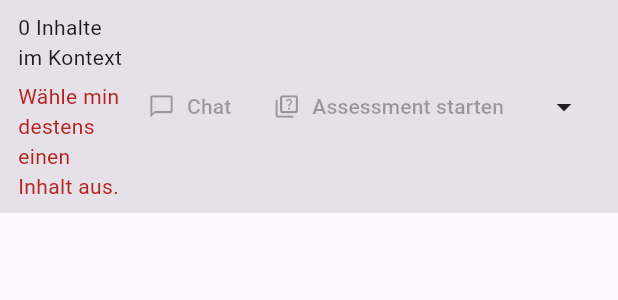
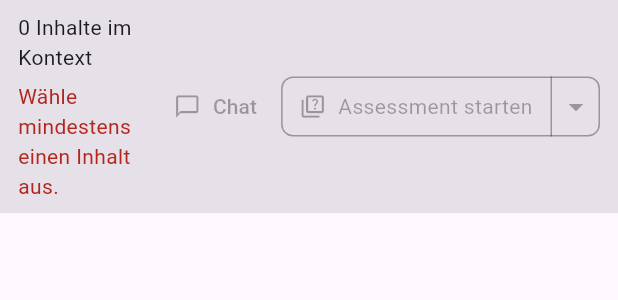
Before and after one commit to mmaelicke/learn-script, a Flutter app: the _SelectionBar widget shown alone on an empty page, opened directly with empty values, on a phone screen of 412 x 824 dp. Shown: the top 300 px of the screen. Run offline on Flutter 3.47's test engine with Material 3 defaults, Android fonts, the phone set to English and light mode, and no system bars; our stand-ins replace flutter_secure_storage, image_picker, pocketbase, reorderables; accounts and stored records are empty.

Commit message:
Fix split button UI, 70% fallback, and nextInt(0) crash on Flutter web
- _SelectionBar: Replace loose TextButton+PopupMenuButton with a proper
  split button (outlined DecoratedBox, IntrinsicHeight row, VerticalDivider,
  InkWell for the main action, PopupMenuButton for the dropdown arrow).
  Disabled state colours the border/text/icon with 38% opacity.

- defaultKindForSelection: Also count items that have an ended *learn*
  session as "past assessment". This covers legacy sessions where
  sessionKind was null (defaults to learn) even though the session was
  really an assessment, fixing the 70% threshold not auto-switching.

- quiz_service.dart _newRequestId: Replace `_rng.nextInt(1 << 32)` with
  `_rng.nextInt(1 << 30)`. On Flutter web (dart2js) the runtime helper for
  `<<` returns 0 for shifts ≥ 32, making nextInt(0) throw
  "RangeError: max must be in range 0 < max ≤ 2^32, was 0" whenever a
  new quiz question was requested.

Co-Authored-By: Claude Sonnet 4.6 <noreply@anthropic.com>

```diff
--- a/app/lib/quiz/quiz_leaf_progress.dart
+++ b/app/lib/quiz/quiz_leaf_progress.dart
@@ -113,8 +113,11 @@ QuizSessionKind? nextKindForSingleLeaf(
 
 /// Default session kind for a multi-item selection based on the 70% threshold.
 ///
-/// Returns [QuizSessionKind.learn] when ≥ 70% of the selected items already
-/// have an ended assessment session; otherwise [QuizSessionKind.assessment].
+/// Returns [QuizSessionKind.learn] when ≥ 70% of the selected items have
+/// passed the assessment stage. An item is counted as assessed when it has an
+/// ended assessment session OR an ended learn session (the latter implies
+/// assessment was completed first, and also handles legacy sessions where
+/// [QuizSession.sessionKind] was null and defaults to learn).
 QuizSessionKind defaultKindForSelection(
   List<String> ids,
   List<QuizSession> sessions,
@@ -122,7 +125,10 @@ QuizSessionKind defaultKindForSelection(
   if (ids.isEmpty) {
     return QuizSessionKind.assessment;
   }
-  final assessed = ids.where((id) => hasEndedAssessment(id, sessions)).length;
+  final assessed = ids
+      .where((id) =>
+          hasEndedAssessment(id, sessions) || hasEndedLearn(id, sessions))
+      .length;
   return assessed / ids.length >= 0.7
       ? QuizSessionKind.learn
       : QuizSessionKind.assessment;
--- a/app/lib/quiz/quiz_service.dart
+++ b/app/lib/quiz/quiz_service.dart
@@ -280,7 +280,9 @@ class QuizService {
 
   static String _newRequestId(String prefix) {
     final ms = DateTime.now().microsecondsSinceEpoch;
-    final r = _rng.nextInt(1 << 32);
+    // 1 << 32 evaluates to 0 on Flutter web (dart2js 32-bit shift); use a
+    // safe bound instead.
+    final r = _rng.nextInt(1 << 30);
     return '$prefix-$ms-$r';
   }
 }
--- a/app/lib/screens/subject_workspace_screen.dart
+++ b/app/lib/screens/subject_workspace_screen.dart
@@ -783,8 +783,11 @@ class _SelectionBarState extends State<_SelectionBar> {
     final label = _selectedKind == QuizSessionKind.assessment
         ? 'Assessment starten'
         : 'Lernen starten';
+    final scheme = Theme.of(context).colorScheme;
+    final buttonColor =
+        canStart ? scheme.primary : scheme.onSurface.withValues(alpha: 0.38);
     return Material(
-      color: Theme.of(context).colorScheme.surfaceContainerHighest,
+      color: scheme.surfaceContainerHighest,
       child: Padding(
         padding: const EdgeInsets.fromLTRB(12, 8, 12, 8),
         child: Row(
@@ -801,9 +804,7 @@ class _SelectionBarState extends State<_SelectionBar> {
                       message: warning,
                       child: Text(
                         warning,
-                        style: TextStyle(
-                          color: Theme.of(context).colorScheme.error,
-                        ),
+                        style: TextStyle(color: scheme.error),
                       ),
                     ),
                 ],
@@ -814,25 +815,75 @@ class _SelectionBarState extends State<_SelectionBar> {
               icon: const Icon(Icons.chat_bubble_outline),
               label: const Text('Chat'),
             ),
+            // GitHub-style split button: main action + dropdown in one outlined group
             Tooltip(
               message: warning ?? label,
-              child: TextButton.icon(
-                onPressed:
-                    canStart ? () => widget.onStartLearnDeck(_selectedKind) : null,
-                icon: widget.creating
-                    ? const SizedBox(
+              child: DecoratedBox(
+                decoration: BoxDecoration(
+                  border: Border.all(color: buttonColor),
+                  borderRadius: BorderRadius.circular(8),
+                ),
+                child: IntrinsicHeight(
+                  child: Row(
+                    mainAxisSize: MainAxisSize.min,
+                    children: [
+                      // Main action area
+                      InkWell(
+                        onTap: canStart
+                            ? () => widget.onStartLearnDeck(_selectedKind)
+                            : null,
+                        borderRadius: const BorderRadius.horizontal(
+                          left: Radius.circular(7),
+                        ),
+                        child: Padding(
+                          padding: const EdgeInsets.symmetric(
+                            horizontal: 12,
+                            vertical: 8,
+                          ),
+                          child: Row(
+                            mainAxisSize: MainAxisSize.min,
+                            children: [
+                              widget.creating
+                                  ? SizedBox(
                                       width: 18,
                                       height: 18,
-                        child: CircularProgressIndicator(strokeWidth: 2),
+                                      child: CircularProgressIndicator(
+                                        strokeWidth: 2,
+                                        color: buttonColor,
+                                      ),
                                     )
-                    : Icon(icon),
-                label: Text(label),
-              ),
-            ),
+                                  : Icon(icon, size: 18, color: buttonColor),
+                              const SizedBox(width: 8),
+                              Text(
+                                label,
+                                style: TextStyle(color: buttonColor),
+                              ),
+                            ],
+                          ),
+                        ),
+                      ),
+                      // Vertical divider
+                      VerticalDivider(
+                        width: 1,
+                        thickness: 1,
+                        color: buttonColor,
+                      ),
+                      // Dropdown arrow
                       PopupMenuButton<QuizSessionKind>(
+                        enabled: canStart,
                         tooltip: 'Session-Typ wählen',
-              icon: const Icon(Icons.arrow_drop_down),
-              onSelected: (kind) => setState(() => _selectedKind = kind),
+                        onSelected: (kind) =>
+                            setState(() => _selectedKind = kind),
+                        child: Padding(
+                          padding: const EdgeInsets.symmetric(
+                            horizontal: 4,
+                            vertical: 8,
+                          ),
+                          child: Icon(
+                            Icons.arrow_drop_down,
+                            color: buttonColor,
+                          ),
+                        ),
                         itemBuilder: (_) => const [
                           PopupMenuItem(
                             value: QuizSessionKind.assessment,
@@ -843,6 +894,11 @@ class _SelectionBarState extends State<_SelectionBar> {
                             child: Text('Lernen starten'),
                           ),
                         ],
+                      ),
+                    ],
+                  ),
+                ),
+              ),
             ),
           ],
         ),
```
Lines whose indentation alone changed are shown as unchanged.
